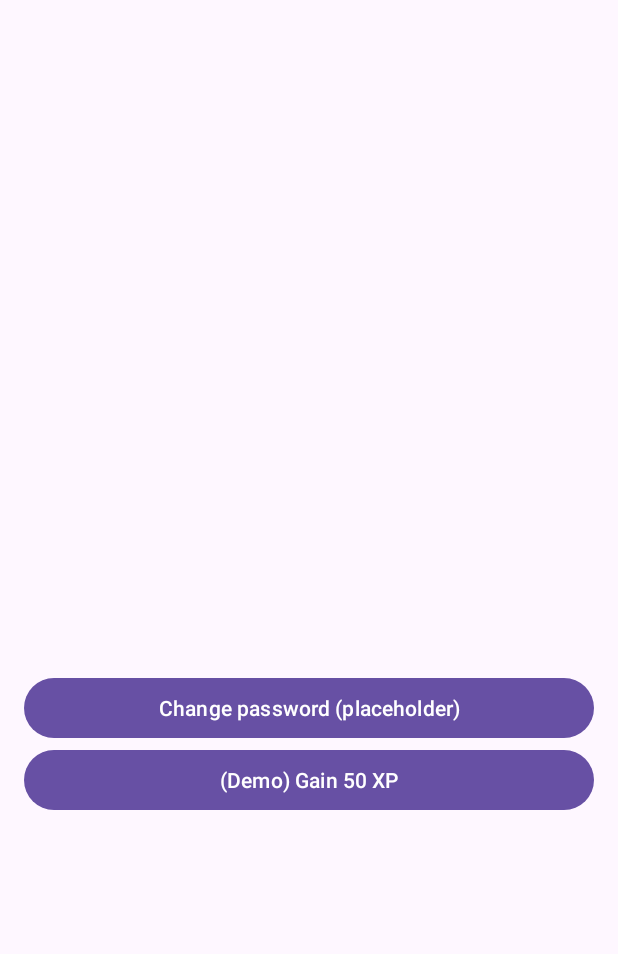
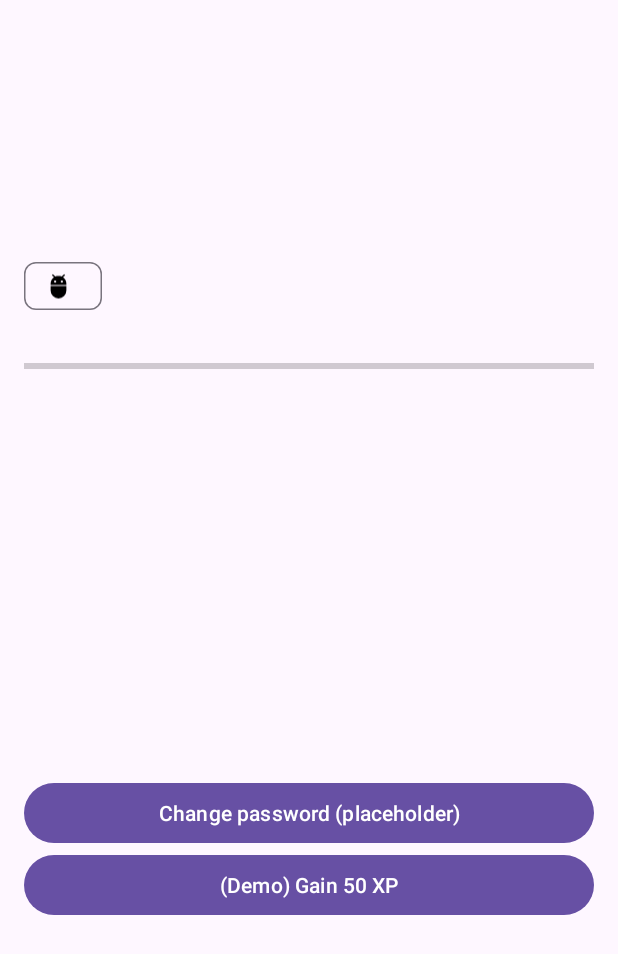
Before and after one commit to moracaj/e2-ma-tim26-2025, an Android app: the ProfileActivity screen opened directly, with no data from a screen before it, after a tap on "(Demo) Gain 50 XP", on a phone screen of 412 x 824 dp. Shown: the top 954 px of the screen. Run offline under Robolectric (Android 15) with nearby library versions, the phone set to English and light mode, and no system bars; our stand-ins replace Firebase (no records; nobody signed in at launch, a user with empty details on screens opened directly).

Commit message:
napredovanje kroz nivoe

```diff
--- a/AndroidRPG_FirebaseStarter/app/build.gradle
+++ b/AndroidRPG_FirebaseStarter/app/build.gradle
@@ -12,6 +12,9 @@ android {
     targetSdk 34
     versionCode 1
     versionName "1.0"
+    testOptions {
+      unitTests.returnDefaultValues = true
+    }
   }
   buildTypes {
     release {
@@ -32,4 +35,6 @@ dependencies {
   implementation 'androidx.constraintlayout:constraintlayout:2.1.4'
 
   implementation 'com.journeyapps:zxing-android-embedded:4.3.0'
+
+  testImplementation 'junit:junit:4.13.2'
 }
--- a/AndroidRPG_FirebaseStarter/app/src/main/java/rs/ftn/rpgtracker/ProfileActivity.java
+++ b/AndroidRPG_FirebaseStarter/app/src/main/java/rs/ftn/rpgtracker/ProfileActivity.java
@@ -10,6 +10,10 @@ import com.google.firebase.auth.EmailAuthProvider;
 import com.google.firebase.auth.AuthCredential;
 import com.google.firebase.auth.FirebaseAuthRecentLoginRequiredException;
 import com.google.firebase.auth.FirebaseAuthWeakPasswordException;
+import com.google.android.material.chip.Chip;
+import androidx.core.content.ContextCompat;
+import android.content.res.ColorStateList;
+
 
 
 public class ProfileActivity extends AppCompatActivity {
@@ -19,6 +23,8 @@ public class ProfileActivity extends AppCompatActivity {
   TextView tvUsername,tvTitle,tvLevel,tvXP,tvPP,tvCoins;
   Button btnGainXP,btnChangePassword;
   FirebaseAuth auth;
+  ProgressBar progressXP;
+
   @Override protected void onCreate(@Nullable Bundle savedInstanceState){
     super.onCreate(savedInstanceState);
     setContentView(R.layout.activity_profile);
@@ -28,7 +34,12 @@ public class ProfileActivity extends AppCompatActivity {
     imgAvatar=findViewById(R.id.imgAvatar);
     imgQr=findViewById(R.id.imgQr);
     tvUsername=findViewById(R.id.tvUsername);
-    tvTitle=findViewById(R.id.tvTitle); tvLevel=findViewById(R.id.tvLevel); tvXP=findViewById(R.id.tvXP); tvPP=findViewById(R.id.tvPP); tvCoins=findViewById(R.id.tvCoins);
+    tvTitle=findViewById(R.id.tvTitle);
+    tvLevel=findViewById(R.id.tvLevel);
+    progressXP = findViewById(R.id.progressXP);
+    tvXP=findViewById(R.id.tvXP);
+    tvPP=findViewById(R.id.tvPP);
+    tvCoins=findViewById(R.id.tvCoins);
     btnGainXP=findViewById(R.id.btnGainXP);
     btnChangePassword=findViewById(R.id.btnChangePassword);
     btnGainXP.setOnClickListener(v->gainXP(50));
@@ -46,8 +57,46 @@ public class ProfileActivity extends AppCompatActivity {
     int coins=doc.getLong("coins")==null?0:doc.getLong("coins").intValue();
     tvUsername.setText(username);
     tvTitle.setText("Title: "+title);
-    tvLevel.setText("Level: "+level+" (need "+LevelCalculator.xpForLevel(level)+" XP)");
-    tvXP.setText("XP: "+xp);
+    //tvLevel.setText("Level: "+level+" (need "+LevelCalculator.xpForLevel(level)+" XP)");
+    //tvXP.setText("XP: "+xp);
+    int needed = LevelCalculator.xpForLevel(level);
+    int remaining = Math.max(0, needed - xp);
+
+    tvLevel.setText(
+            "Level: " + level + " (next at " + needed + " XP, remaining " + remaining + ")"
+    );
+
+    Chip chipTitle = findViewById(R.id.chipTitle);
+
+// tekst titule
+    String title1 = doc.getString("title");
+    if (title == null || title.trim().isEmpty()) {
+      // ako koristiš “titula = pređeni nivo”, prikaži L0 pre prvog level-up-a
+      title = LevelCalculator.titleForLevel(level > 1 ? (level - 1) : 0);
+    }
+    chipTitle.setText(title);
+
+// (opciono) blaga boja čipa i bela ikonica:
+    chipTitle.setChipBackgroundColor(
+            android.content.res.ColorStateList.valueOf(
+                    androidx.core.content.ContextCompat.getColor(this, android.R.color.holo_blue_light)
+            )
+    );
+    chipTitle.setChipIconTint(
+            android.content.res.ColorStateList.valueOf(
+                    androidx.core.content.ContextCompat.getColor(this, android.R.color.white)
+            )
+    );
+
+
+
+    tvXP.setText("XP: " + xp);
+
+// progress bar 0..100 (% progresije kroz trenutni nivo)
+    int pct = Math.max(0, Math.min(100, (int)Math.round((xp * 100.0) / needed)));
+    progressXP.setMax(100);
+    progressXP.setProgress(pct);
+
     tvPP.setText("PP: "+pp);
     tvCoins.setText("Coins: "+coins);
 
@@ -63,18 +112,37 @@ public class ProfileActivity extends AppCompatActivity {
 
     try{ Bitmap bmp=QRCodeUtil.generate(username,800); imgQr.setImageBitmap(bmp);}catch(Exception e){ e.printStackTrace(); }
   }
+
+
   private void gainXP(int amount){
-    DocumentReference ref=db.collection("users").document(uid);
-    ref.get().addOnSuccessListener(doc->{
-      int level=doc.getLong("level")==null?1:doc.getLong("level").intValue();
-      int xp=doc.getLong("xp")==null?0:doc.getLong("xp").intValue();
-      int pp=doc.getLong("pp")==null?0:doc.getLong("pp").intValue();
-      xp+=amount; int needed=LevelCalculator.xpForLevel(level);
-      while(xp>=needed){ level+=1; pp+=LevelCalculator.ppForLevelReward(level-1); needed=LevelCalculator.xpForLevel(level); }
-      Map<String,Object> upd=new HashMap<>(); upd.put("xp",xp); upd.put("pp",pp); upd.put("level",level);
-      ref.update(upd).addOnSuccessListener(a->load());
+    DocumentReference ref = db.collection("users").document(uid);
+    ref.get().addOnSuccessListener(doc -> {
+      int level = doc.getLong("level")==null ? 1 : doc.getLong("level").intValue();
+      int xp    = doc.getLong("xp")==null    ? 0 : doc.getLong("xp").intValue();
+      int pp    = doc.getLong("pp")==null    ? 0 : doc.getLong("pp").intValue();
+
+      xp += amount;
+      int needed = LevelCalculator.xpForLevel(level);
+
+      String newTitle = null; // <--- NOVO
+
+      while (xp >= needed) {
+        level += 1;
+        pp += LevelCalculator.ppForLevelReward(level - 1);
+        newTitle = LevelCalculator.titleForLevel(level-1); // <--- NOVO
+        needed = LevelCalculator.xpForLevel(level);
+      }
+
+      Map<String,Object> upd = new HashMap<>();
+      upd.put("xp", xp);
+      upd.put("pp", pp);
+      upd.put("level", level);
+      if (newTitle != null) upd.put("title", newTitle); // <--- NOVO
+
+      ref.update(upd).addOnSuccessListener(a -> load());
     });
   }
+
 
 
   private void showChangePasswordDialog() {
--- a/AndroidRPG_FirebaseStarter/app/src/main/java/rs/ftn/rpgtracker/RegisterActivity.java
+++ b/AndroidRPG_FirebaseStarter/app/src/main/java/rs/ftn/rpgtracker/RegisterActivity.java
@@ -50,7 +50,7 @@ public class RegisterActivity extends AppCompatActivity {
         data.put("pp",0);
         data.put("coins",200);
         data.put("level",1);
-        data.put("title","Beginner");
+        data.put("title","Unranked");
         data.put("allianceId",null);
         db.collection("users").document(uid).set(data).addOnSuccessListener(aVoid->{ Toast.makeText(this,"Account created. Check your email to verify.",Toast.LENGTH_LONG).show(); auth.signOut(); finish(); })
            .addOnFailureListener(e2->Toast.makeText(this,e2.getMessage(),Toast.LENGTH_LONG).show());
--- /dev/null
+++ b/AndroidRPG_FirebaseStarter/app/src/main/res/drawable/ic_crown.xml
@@ -0,0 +1,5 @@
+<vector xmlns:android="http://schemas.android.com/apk/res/android" android:height="24dp" android:tint="#000000" android:viewportHeight="960" android:viewportWidth="960" android:width="24dp">
+
+    <path android:fillColor="@android:color/white" android:pathData="M200,440L200,400Q200,328 232.5,268.5Q265,209 320,171L245,96L280,60L365,145Q391,133 420.5,126.5Q450,120 480,120Q510,120 539.5,126.5Q569,133 595,145L680,60L715,96L640,171Q695,209 727.5,268.5Q760,328 760,400L760,440L200,440ZM600,360Q617,360 628.5,348.5Q640,337 640,320Q640,303 628.5,291.5Q617,280 600,280Q583,280 571.5,291.5Q560,303 560,320Q560,337 571.5,348.5Q583,360 600,360ZM360,360Q377,360 388.5,348.5Q400,337 400,320Q400,303 388.5,291.5Q377,280 360,280Q343,280 331.5,291.5Q320,303 320,320Q320,337 331.5,348.5Q343,360 360,360ZM480,920Q363,920 281.5,838.5Q200,757 200,640L200,480L760,480L760,640Q760,757 678.5,838.5Q597,920 480,920Z"/>
+
+</vector>
--- a/AndroidRPG_FirebaseStarter/app/src/main/res/layout/activity_profile.xml
+++ b/AndroidRPG_FirebaseStarter/app/src/main/res/layout/activity_profile.xml
@@ -1,15 +1,79 @@
 <ScrollView xmlns:android="http://schemas.android.com/apk/res/android"
-  android:layout_width="match_parent" android:layout_height="match_parent">
-<LinearLayout android:layout_width="match_parent" android:layout_height="wrap_content" android:orientation="vertical" android:padding="16dp">
-  <ImageView android:id="@+id/imgAvatar" android:layout_width="96dp" android:layout_height="96dp"/>
-  <TextView android:id="@+id/tvUsername" android:layout_width="wrap_content" android:layout_height="wrap_content" android:textSize="20sp"/>
-  <TextView android:id="@+id/tvTitle" android:layout_width="wrap_content" android:layout_height="wrap_content"/>
-  <TextView android:id="@+id/tvLevel" android:layout_width="wrap_content" android:layout_height="wrap_content"/>
-  <TextView android:id="@+id/tvXP" android:layout_width="wrap_content" android:layout_height="wrap_content"/>
-  <TextView android:id="@+id/tvPP" android:layout_width="wrap_content" android:layout_height="wrap_content"/>
-  <TextView android:id="@+id/tvCoins" android:layout_width="wrap_content" android:layout_height="wrap_content"/>
-  <ImageView android:id="@+id/imgQr" android:layout_width="200dp" android:layout_height="200dp" android:layout_marginTop="12dp"/>
-  <Button android:id="@+id/btnChangePassword" android:layout_width="match_parent" android:layout_height="wrap_content" android:text="Change password (placeholder)"/>
-  <Button android:id="@+id/btnGainXP" android:layout_width="match_parent" android:layout_height="wrap_content" android:text="(Demo) Gain 50 XP"/>
+  android:layout_width="match_parent"
+    android:layout_height="match_parent"
+    xmlns:app="http://schemas.android.com/apk/res-auto"
+    >
+
+<LinearLayout android:layout_width="match_parent"
+    android:layout_height="wrap_content"
+    android:orientation="vertical"
+    android:padding="16dp">
+
+  <ImageView android:id="@+id/imgAvatar"
+      android:layout_width="96dp"
+      android:layout_height="96dp"/>
+
+  <TextView android:id="@+id/tvUsername"
+      android:layout_width="wrap_content"
+      android:layout_height="wrap_content"
+      android:textSize="20sp"/>
+
+  <TextView android:id="@+id/tvTitle"
+      android:layout_width="wrap_content"
+      android:layout_height="wrap_content"/>
+
+  <com.google.android.material.chip.Chip
+      android:id="@+id/chipTitle"
+      style="@style/Widget.Material3.Chip.Assist"
+      android:layout_width="wrap_content"
+      android:layout_height="wrap_content"
+      android:layout_marginTop="8dp"
+      app:chipIcon="@drawable/ic_crown"
+      app:chipIconVisible="true"
+      app:iconStartPadding="6dp"
+      app:textStartPadding="4dp"
+      app:textEndPadding="8dp"/>
+
+
+  <TextView android:id="@+id/tvLevel"
+      android:layout_width="wrap_content"
+      android:layout_height="wrap_content"/>
+
+  <ProgressBar
+      android:id="@+id/progressXP"
+      style="?android:attr/progressBarStyleHorizontal"
+      android:layout_width="match_parent"
+      android:layout_height="8dp"
+      android:layout_marginTop="6dp"
+      android:progress="0"
+      android:max="100"/>
+
+  <TextView android:id="@+id/tvXP"
+      android:layout_width="wrap_content"
+      android:layout_height="wrap_content"/>
+
+  <TextView android:id="@+id/tvPP"
+      android:layout_width="wrap_content"
+      android:layout_height="wrap_content"/>
+
+  <TextView android:id="@+id/tvCoins"
+      android:layout_width="wrap_content"
+      android:layout_height="wrap_content"/>
+
+  <ImageView android:id="@+id/imgQr"
+      android:layout_width="200dp"
+      android:layout_height="200dp"
+      android:layout_marginTop="12dp"/>
+
+  <Button android:id="@+id/btnChangePassword"
+      android:layout_width="match_parent"
+      android:layout_height="wrap_content"
+      android:text="Change password (placeholder)"/>
+
+  <Button android:id="@+id/btnGainXP"
+      android:layout_width="match_parent"
+      android:layout_height="wrap_content"
+      android:text="(Demo) Gain 50 XP"/>
+
 </LinearLayout>
 </ScrollView>
```
Also changed, not shown: AndroidRPG_FirebaseStarter/app/src/main/java/rs/ftn/rpgtracker/LevelCalculator.java (+80 -13 lines), AndroidRPG_FirebaseStarter/app/src/main/java/rs/ftn/rpgtracker/MainActivity.java (+12 -3 lines), 71 other files.
